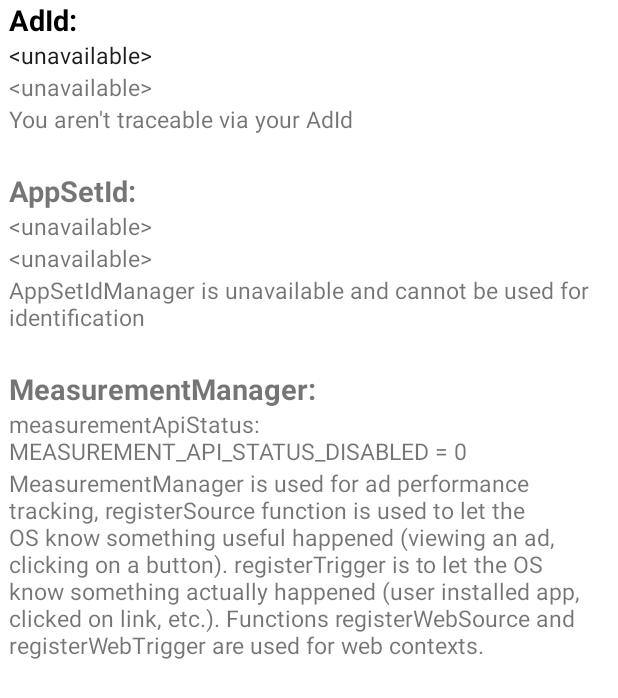
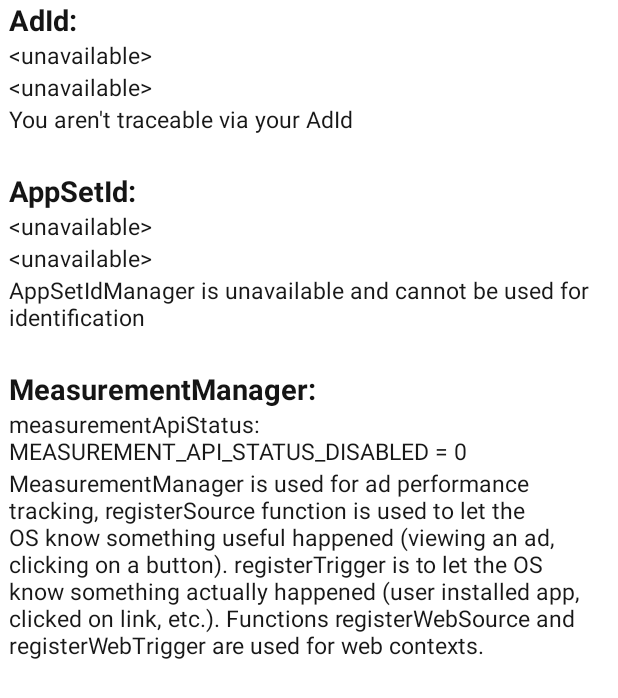
Before and after one commit to Jundertag/AdManager, an Android app: the screen it shows after launch (MainActivity), on a phone screen of 412 x 824 dp. Shown: the top 698 px of the screen. Run offline under Robolectric (Android 15) with nearby library versions, the phone set to English and light mode, and no system bars; 1 statement that could not run was skipped.

Commit message:
adding background theme param to colors.xml and themes.xml

```diff
--- a/app/src/main/res/layout/activity_main.xml
+++ b/app/src/main/res/layout/activity_main.xml
@@ -3,7 +3,8 @@
     xmlns:android="http://schemas.android.com/apk/res/android"
     xmlns:app="http://schemas.android.com/apk/res-auto"
     android:layout_width="match_parent"
-    android:layout_height="match_parent">
+    android:layout_height="match_parent"
+    android:background="?attr/backgroundColor">
 
     <TextView
         android:id="@+id/ad_title"
@@ -35,6 +36,7 @@
         android:paddingHorizontal="@dimen/text_padding_horizontal"
         android:text="loading..."
         android:textSize="@dimen/text_normal_size"
+        android:textColor="?attr/colorOnSurfaceVariant"
         app:layout_constraintTop_toBottomOf="@id/ad_value"
         app:layout_constraintStart_toStartOf="parent"/>
 
@@ -45,6 +47,7 @@
         android:paddingHorizontal="@dimen/text_padding_horizontal"
         android:text="@string/ad_id_limited_true"
         android:textSize="@dimen/text_normal_size"
+        android:textColor="?attr/colorOnSurfaceVariant"
         app:layout_constraintTop_toBottomOf="@id/ad_limited_tracking_value"
         app:layout_constraintStart_toStartOf="parent"/>
 
@@ -57,6 +60,7 @@
         android:text="AppSetId:"
         android:textSize="@dimen/text_bold_size"
         android:textStyle="bold"
+        android:textColor="?attr/colorOnSurface"
         app:layout_constraintTop_toBottomOf="@id/ad_description"
         app:layout_constraintStart_toStartOf="parent"/>
 
@@ -67,6 +71,7 @@
         android:paddingHorizontal="@dimen/text_padding_horizontal"
         android:text="loading..."
         android:textSize="@dimen/text_normal_size"
+        android:textColor="?attr/colorOnSurfaceVariant"
         app:layout_constraintTop_toBottomOf="@id/app_set_id_title"
         app:layout_constraintStart_toStartOf="parent"/>
 
@@ -77,6 +82,7 @@
         android:paddingHorizontal="@dimen/text_padding_horizontal"
         android:text="loading..."
         android:textSize="@dimen/text_normal_size"
+        android:textColor="?attr/colorOnSurfaceVariant"
         app:layout_constraintTop_toBottomOf="@id/app_set_id_value"
         app:layout_constraintStart_toStartOf="parent"/>
 
@@ -86,6 +92,7 @@
         android:layout_height="wrap_content"
         android:paddingHorizontal="@dimen/text_padding_horizontal"
         android:textSize="@dimen/text_normal_size"
+        android:textColor="?attr/colorOnSurfaceVariant"
         app:layout_constraintTop_toBottomOf="@id/app_set_id_scope"
         app:layout_constraintStart_toStartOf="parent"/>
 
@@ -98,6 +105,7 @@
         android:text="MeasurementManager:"
         android:textSize="@dimen/text_bold_size"
         android:textStyle="bold"
+        android:textColor="?attr/colorOnSurface"
         app:layout_constraintTop_toBottomOf="@id/app_set_id_description"
         app:layout_constraintStart_toStartOf="parent"/>
 
@@ -107,6 +115,7 @@
         android:layout_height="wrap_content"
         android:paddingHorizontal="@dimen/text_padding_horizontal"
         android:textSize="@dimen/text_normal_size"
+        android:textColor="?attr/colorOnSurfaceVariant"
         app:layout_constraintTop_toBottomOf="@id/measurement_api_title"
         app:layout_constraintStart_toStartOf="parent"/>
 
@@ -117,6 +126,7 @@
         android:paddingHorizontal="@dimen/text_padding_horizontal"
         android:text="@string/measurement_api_description"
         android:textSize="@dimen/text_normal_size"
+        android:textColor="?attr/colorOnSurfaceVariant"
         app:layout_constraintTop_toBottomOf="@id/measurement_api_status"
         app:layout_constraintStart_toStartOf="parent"/>
 
--- a/app/src/main/res/values-night/themes.xml
+++ b/app/src/main/res/values-night/themes.xml
@@ -13,8 +13,10 @@
         <item name="colorSurface">@color/surface_dark</item>
         <item name="colorOnSurface">@color/on_surface_dark</item>
         <item name="colorOnSurfaceVariant">@color/on_surface_variant_dark</item>
+        <!-- Background brand color. -->
+        <item name="backgroundColor">@color/background_dark</item>
         <!-- Status bar color. -->
         <item name="android:statusBarColor">?attr/colorPrimaryVariant</item>
-        <item name="android:windowLightStatusBar">true</item>
+        <item name="android:windowLightStatusBar">false</item>
     </style>
 </resources>
--- a/app/src/main/res/values/colors.xml
+++ b/app/src/main/res/values/colors.xml
@@ -21,9 +21,12 @@
     <color name="surface_light">#FFFFFFFF</color>
     <color name="surface_dark">#FF000000</color>
 
-    <color name="on_surface_light">#FF000000</color>
+    <color name="on_surface_light">#FF151515</color>
     <color name="on_surface_dark">#FFFFFFFF</color>
 
-    <color name="on_surface_variant_light">#FF1E1E1E</color>
+    <color name="on_surface_variant_light">#FF181818</color>
     <color name="on_surface_variant_dark">#FFF8F8F8</color>
+
+    <color name="background_light">#FFFFFFFF</color>
+    <color name="background_dark">#FF000000</color>
 </resources>
--- a/app/src/main/res/values/themes.xml
+++ b/app/src/main/res/values/themes.xml
@@ -13,6 +13,8 @@
         <item name="colorSurface">@color/surface_light</item>
         <item name="colorOnSurface">@color/on_surface_light</item>
         <item name="colorOnSurfaceVariant">@color/on_surface_variant_light</item>
+        <!-- Background brand color. -->
+        <item name="backgroundColor">@color/background_light</item>
         <!-- Status bar color. -->
         <item name="android:statusBarColor">?attr/colorPrimaryVariant</item>
         <item name="android:windowLightStatusBar">true</item>
```
